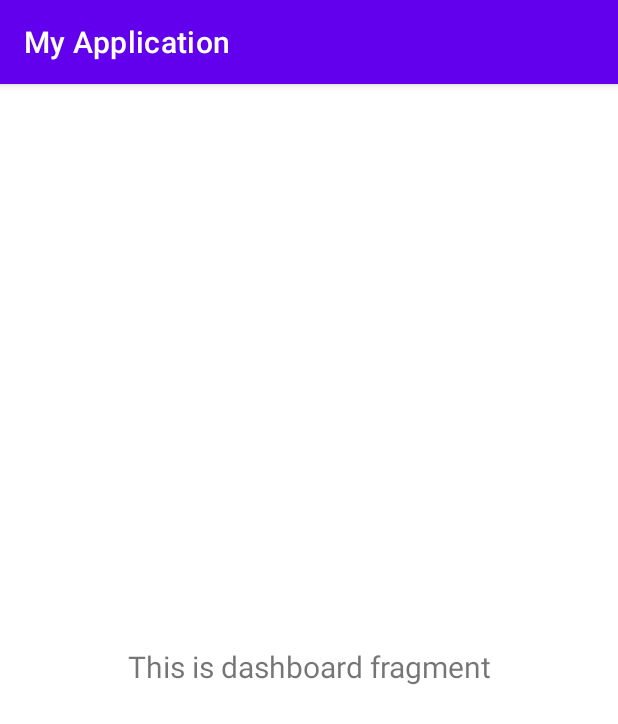
After one commit to minji-dan/DanGuide, an Android app: the fragment DashboardFragment shown on its own in the app's theme, on a phone screen of 412 x 824 dp. The commit adds this screen. Shown: the top 724 px of the screen. Run offline under Robolectric (Android 15) with nearby library versions, the phone set to English and light mode, and no system bars.

Commit message:
feat: 네비게이션 추가

```diff
--- a/DanGuideApp/app/src/main/AndroidManifest.xml
+++ b/DanGuideApp/app/src/main/AndroidManifest.xml
@@ -10,7 +10,7 @@
         android:supportsRtl="true"
         android:theme="@style/Theme.MyApplication">
         <activity
-            android:name=".MainActivity"
+            android:name=".TmpActivity"
             android:exported="true">
             <intent-filter>
                 <action android:name="android.intent.action.MAIN" />
--- /dev/null
+++ b/DanGuideApp/app/src/main/java/com/example/myapplication/ui/dashboard/DashboardFragment.java
@@ -0,0 +1,37 @@
+package com.example.myapplication.ui.dashboard;
+
+import android.os.Bundle;
+import android.view.LayoutInflater;
+import android.view.View;
+import android.view.ViewGroup;
+import android.widget.TextView;
+
+import androidx.annotation.NonNull;
+import androidx.fragment.app.Fragment;
+import androidx.lifecycle.ViewModelProvider;
+
+import com.example.myapplication.databinding.FragmentDashboardBinding;
+
+public class DashboardFragment extends Fragment {
+
+    private FragmentDashboardBinding binding;
+
+    public View onCreateView(@NonNull LayoutInflater inflater,
+                             ViewGroup container, Bundle savedInstanceState) {
+        DashboardViewModel dashboardViewModel =
+                new ViewModelProvider(this).get(DashboardViewModel.class);
+
+        binding = FragmentDashboardBinding.inflate(inflater, container, false);
+        View root = binding.getRoot();
+
+        final TextView textView = binding.textDashboard;
+        dashboardViewModel.getText().observe(getViewLifecycleOwner(), textView::setText);
+        return root;
+    }
+
+    @Override
+    public void onDestroyView() {
+        super.onDestroyView();
+        binding = null;
+    }
+}
--- /dev/null
+++ b/DanGuideApp/app/src/main/java/com/example/myapplication/ui/dashboard/DashboardViewModel.java
@@ -0,0 +1,19 @@
+package com.example.myapplication.ui.dashboard;
+
+import androidx.lifecycle.LiveData;
+import androidx.lifecycle.MutableLiveData;
+import androidx.lifecycle.ViewModel;
+
+public class DashboardViewModel extends ViewModel {
+
+    private final MutableLiveData<String> mText;
+
+    public DashboardViewModel() {
+        mText = new MutableLiveData<>();
+        mText.setValue("This is dashboard fragment");
+    }
+
+    public LiveData<String> getText() {
+        return mText;
+    }
+}
--- /dev/null
+++ b/DanGuideApp/app/src/main/res/layout/fragment_dashboard.xml
@@ -0,0 +1,22 @@
+<?xml version="1.0" encoding="utf-8"?>
+<androidx.constraintlayout.widget.ConstraintLayout xmlns:android="http://schemas.android.com/apk/res/android"
+    xmlns:app="http://schemas.android.com/apk/res-auto"
+    xmlns:tools="http://schemas.android.com/tools"
+    android:layout_width="match_parent"
+    android:layout_height="match_parent"
+    tools:context=".ui.dashboard.DashboardFragment">
+
+    <TextView
+        android:id="@+id/text_dashboard"
+        android:layout_width="match_parent"
+        android:layout_height="wrap_content"
+        android:layout_marginStart="8dp"
+        android:layout_marginTop="8dp"
+        android:layout_marginEnd="8dp"
+        android:textAlignment="center"
+        android:textSize="20sp"
+        app:layout_constraintBottom_toBottomOf="parent"
+        app:layout_constraintEnd_toEndOf="parent"
+        app:layout_constraintStart_toStartOf="parent"
+        app:layout_constraintTop_toTopOf="parent" />
+</androidx.constraintlayout.widget.ConstraintLayout>
```
Also changed, not shown: DanGuideApp/app/build.gradle (+11 -4 lines), DanGuideApp/app/src/main/java/com/example/myapplication/MainActivity.java (+19 -24 lines), DanGuideApp/app/src/main/java/com/example/myapplication/TmpActivity.java (added, +39 -0 lines), DanGuideApp/app/src/main/java/com/example/myapplication/ui/home/HomeFragment.java (added, +37 -0 lines), DanGuideApp/app/src/main/java/com/example/myapplication/ui/home/HomeViewModel.java (added, +19 -0 lines), DanGuideApp/app/src/main/java/com/example/myapplication/ui/notifications/NotificationsFragment.java (added, +38 -0 lines), DanGuideApp/app/src/main/java/com/example/myapplication/ui/notifications/NotificationsViewModel.java (added, +19 -0 lines), DanGuideApp/app/src/main/res/layout/activity_main.xml (+21 -8 lines), DanGuideApp/app/src/main/res/layout/activity_tmp.xml (added, +20 -0 lines), DanGuideApp/app/src/main/res/layout/fragment_home.xml (added, +22 -0 lines), DanGuideApp/app/src/main/res/layout/fragment_notifications.xml (added, +22 -0 lines), DanGuideApp/app/src/main/res/menu/bottom_nav_menu.xml (added, +19 -0 lines), DanGuideApp/app/src/main/res/navigation/mobile_navigation.xml (added, +25 -0 lines).
